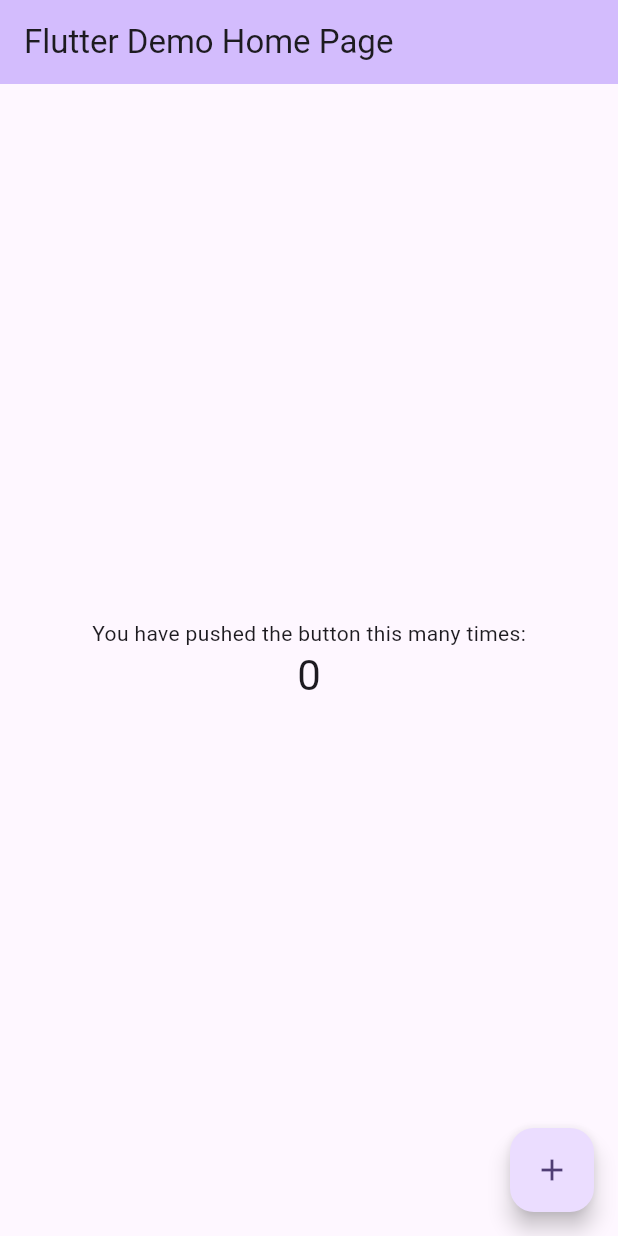
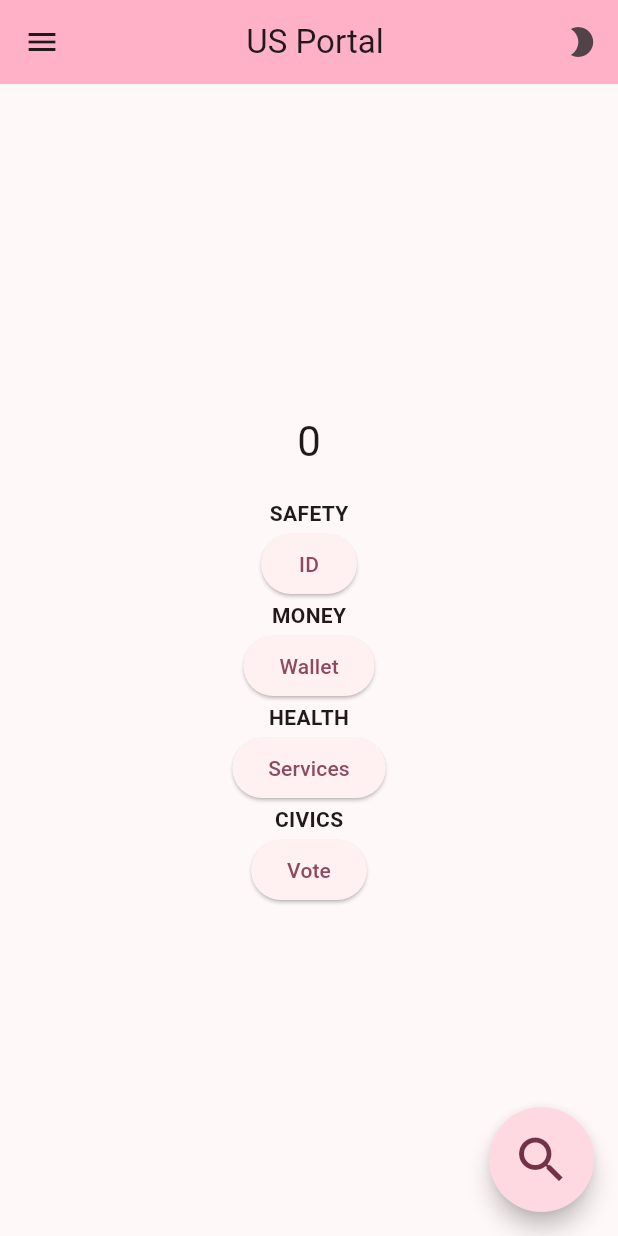
Before and after one commit to ustmrw/app, a Flutter app: the screen it shows after launch, on a phone screen of 412 x 824 dp. Run offline on Flutter 3.47's test engine with Material 2 defaults, Android fonts, the phone set to English and light mode, and no system bars.

Commit message:
icons and buttons

```diff
--- a/lib/main.dart
+++ b/lib/main.dart
@@ -7,47 +7,21 @@ void main() {
 class MyApp extends StatelessWidget {
   const MyApp({super.key});
 
-  // This widget is the root of your application.
   @override
   Widget build(BuildContext context) {
     return MaterialApp(
-      title: 'Flutter Demo',
+      title: 'US Portal',
       theme: ThemeData(
-        // This is the theme of your application.
-        //
-        // TRY THIS: Try running your application with "flutter run". You'll see
-        // the application has a blue toolbar. Then, without quitting the app,
-        // try changing the seedColor in the colorScheme below to Colors.green
-        // and then invoke "hot reload" (save your changes or press the "hot
-        // reload" button in a Flutter-supported IDE, or press "r" if you used
-        // the command line to start the app).
-        //
-        // Notice that the counter didn't reset back to zero; the application
-        // state is not lost during the reload. To reset the state, use hot
-        // restart instead.
-        //
-        // This works for code too, not just values: Most code changes can be
-        // tested with just a hot reload.
-        colorScheme: ColorScheme.fromSeed(seedColor: Colors.deepPurple),
+        colorScheme: ColorScheme.fromSeed(seedColor: Colors.black),
         useMaterial3: true,
       ),
-      home: const MyHomePage(title: 'Flutter Demo Home Page'),
+      home: const MyHomePage(title: 'US Portal'),
     );
   }
 }
 
 class MyHomePage extends StatefulWidget {
   const MyHomePage({super.key, required this.title});
-
-  // This widget is the home page of your application. It is stateful, meaning
-  // that it has a State object (defined below) that contains fields that affect
-  // how it looks.
-
-  // This class is the configuration for the state. It holds the values (in this
-  // case the title) provided by the parent (in this case the App widget) and
-  // used by the build method of the State. Fields in a Widget subclass are
-  // always marked "final".
-
   final String title;
 
   @override
@@ -59,67 +33,97 @@ class _MyHomePageState extends State<MyHomePage> {
 
   void _incrementCounter() {
     setState(() {
-      // This call to setState tells the Flutter framework that something has
-      // changed in this State, which causes it to rerun the build method below
-      // so that the display can reflect the updated values. If we changed
-      // _counter without calling setState(), then the build method would not be
-      // called again, and so nothing would appear to happen.
       _counter++;
     });
   }
 
   @override
   Widget build(BuildContext context) {
-    // This method is rerun every time setState is called, for instance as done
-    // by the _incrementCounter method above.
-    //
-    // The Flutter framework has been optimized to make rerunning build methods
-    // fast, so that you can just rebuild anything that needs updating rather
-    // than having to individually change instances of widgets.
     return Scaffold(
       appBar: AppBar(
-        // TRY THIS: Try changing the color here to a specific color (to
-        // Colors.amber, perhaps?) and trigger a hot reload to see the AppBar
-        // change color while the other colors stay the same.
         backgroundColor: Theme.of(context).colorScheme.inversePrimary,
-        // Here we take the value from the MyHomePage object that was created by
-        // the App.build method, and use it to set our appbar title.
-        title: Text(widget.title),
+        title: Container(
+          alignment: Alignment.center,
+          child: Text(widget.title),
+        ),
+        actions: <Widget>[
+          IconButton(
+            icon: const Icon(Icons.mode_night), // Add your desired icon here
+            onPressed: () {
+              // Add your onPressed logic here
+            },
+          ),
+        ],
       ),
+      drawer: const Drawer(),
       body: Center(
-        // Center is a layout widget. It takes a single child and positions it
-        // in the middle of the parent.
         child: Column(
-          // Column is also a layout widget. It takes a list of children and
-          // arranges them vertically. By default, it sizes itself to fit its
-          // children horizontally, and tries to be as tall as its parent.
-          //
-          // Column has various properties to control how it sizes itself and
-          // how it positions its children. Here we use mainAxisAlignment to
-          // center the children vertically; the main axis here is the vertical
-          // axis because Columns are vertical (the cross axis would be
-          // horizontal).
-          //
-          // TRY THIS: Invoke "debug painting" (choose the "Toggle Debug Paint"
-          // action in the IDE, or press "p" in the console), to see the
-          // wireframe for each widget.
           mainAxisAlignment: MainAxisAlignment.center,
           children: <Widget>[
-            const Text(
-              'You have pushed the button this many times:',
-            ),
             Text(
               '$_counter',
               style: Theme.of(context).textTheme.headlineMedium,
             ),
+            const SizedBox(
+                height: 20), // Add some space between the text and buttons
+            IntrinsicWidth(
+              child: Column(
+                crossAxisAlignment: CrossAxisAlignment.center,
+                children: <Widget>[
+                  const Text(
+                    'SAFETY',
+                    style: TextStyle(fontWeight: FontWeight.bold),
+                  ),
+                  ElevatedButton(
+                    onPressed: () {},
+                    child: const Text('ID'),
+                  ),
+                  const Text(
+                    'MONEY',
+                    style: TextStyle(fontWeight: FontWeight.bold),
+                  ),
+                  ElevatedButton(
+                    onPressed: () {},
+                    child: const Text('Wallet'),
+                  ),
+                  const Text(
+                    'HEALTH',
+                    style: TextStyle(fontWeight: FontWeight.bold),
+                  ),
+                  ElevatedButton(
+                    onPressed: () {},
+                    child: const Text('Services'),
+                  ),
+                  const Text(
+                    'CIVICS',
+                    style: TextStyle(fontWeight: FontWeight.bold),
+                  ),
+                  ElevatedButton(
+                    onPressed: () {},
+                    child: const Text('Vote'),
+                  ),
+                ],
+              ),
+            ),
           ],
         ),
       ),
-      floatingActionButton: FloatingActionButton(
-        onPressed: _incrementCounter,
-        tooltip: 'Increment',
-        child: const Icon(Icons.add),
-      ), // This trailing comma makes auto-formatting nicer for build methods.
+      floatingActionButton: SizedBox(
+        width: 70.0, // Set the desired width
+        height: 70.0, // Set the desired height
+        child: FloatingActionButton(
+          onPressed: _incrementCounter,
+          shape: const CircleBorder(), // Make the button circular
+          materialTapTargetSize: MaterialTapTargetSize.padded,
+          child: const Center(
+            // Center the icon within the button
+            child: Icon(
+              Icons.search,
+              size: 40.0,
+            ), // Icon for the button
+          ),
+        ),
+      ),
     );
   }
 }
```
Also changed, not shown: 1 other file.
